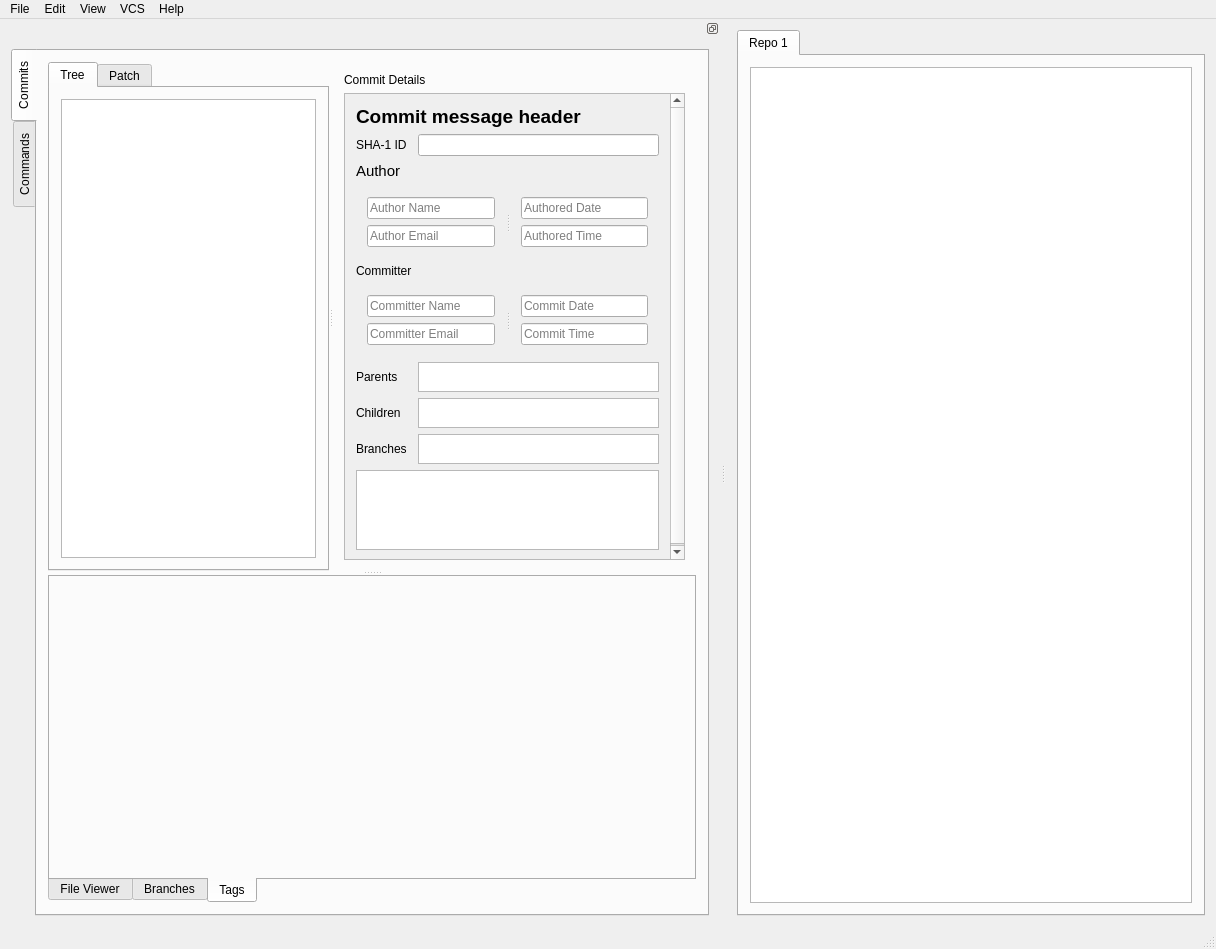
Before: the Qt Designer form ui/mainwindow.ui in AnthonyChiavelli/VisualGit, drawn with Qt 5.
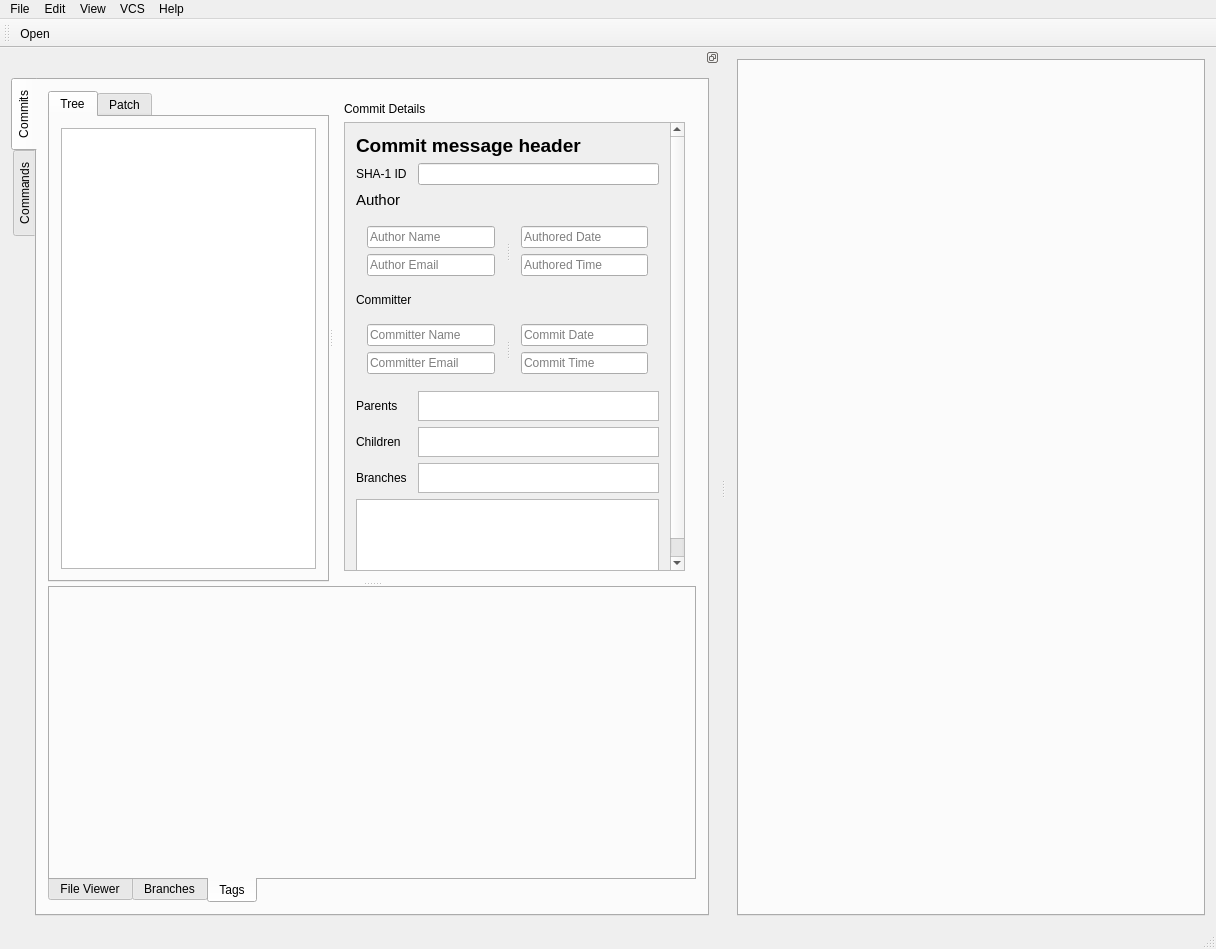
After: the same form once the commit is applied. Icons and pictures are not drawn.

Commit message:
Open and close repos via Main UI
- Add slots for opening and closing a local git repository
  - Connect action signal for opening a repo to it's corresponding slot
  - Connect signal for closing a canvas tab
- Switch from loading .ui file for main window dynamically to using a
  python module generated with the pyuic utility (to access ui elements
  from main.py that were laid out in Qt Designer)
- Add a makefile for generating Python modules from .ui files
- Refactor ui folder structure (still needs some more love)
- Remove test data from main.py

What changed in the file:
```diff
--- a/ui/mainwindow.ui
+++ b/ui/mainwindow.ui
@@ -26,29 +26,12 @@
       <property name="currentIndex">
        <number>0</number>
       </property>
-      <widget class="QWidget" name="tab_repo_1">
-       <attribute name="title">
-        <string>Repo 1</string>
-       </attribute>
-       <layout class="QGridLayout" name="gridLayout_5">
-        <item row="0" column="0">
-         <widget class="QGraphicsView" name="graphicsView">
-          <property name="sizePolicy">
-           <sizepolicy hsizetype="MinimumExpanding" vsizetype="MinimumExpanding">
-            <horstretch>0</horstretch>
-            <verstretch>0</verstretch>
-           </sizepolicy>
-          </property>
-          <property name="minimumSize">
-           <size>
-            <width>200</width>
-            <height>200</height>
-           </size>
-          </property>
-         </widget>
-        </item>
-       </layout>
-      </widget>
+      <property name="tabsClosable">
+       <bool>true</bool>
+      </property>
+      <property name="movable">
+       <bool>true</bool>
+      </property>
      </widget>
     </item>
    </layout>
@@ -173,7 +156,7 @@
               </layout>
              </widget>
             </widget>
-            <widget class="QWidget" name="">
+            <widget class="QWidget" name="layoutWidget">
              <layout class="QVBoxLayout" name="layout_commit_details">
               <item>
                <widget class="QLabel" name="lbl_commit_details_header">
@@ -203,8 +186,8 @@
                   <rect>
                    <x>0</x>
                    <y>0</y>
-                   <width>349</width>
-                   <height>532</height>
+                   <width>350</width>
+                   <height>505</height>
                   </rect>
                  </property>
                  <layout class="QGridLayout" name="gridLayout_8">
@@ -264,7 +247,7 @@
                       <property name="orientation">
                        <enum>Qt::Horizontal</enum>
                       </property>
-                      <widget class="QWidget" name="">
+                      <widget class="QWidget" name="layoutWidget">
                        <layout class="QVBoxLayout" name="verticalLayout_2">
                         <item>
                          <widget class="QLineEdit" name="txt_author_name">
@@ -288,7 +271,7 @@
                         </item>
                        </layout>
                       </widget>
-                      <widget class="QWidget" name="">
+                      <widget class="QWidget" name="layoutWidget">
                        <layout class="QVBoxLayout" name="verticalLayout">
                         <property name="sizeConstraint">
                          <enum>QLayout::SetMaximumSize</enum>
@@ -1099,13 +1082,25 @@
     </layout>
    </widget>
   </widget>
+  <widget class="QToolBar" name="toolBar">
+   <property name="windowTitle">
+    <string>toolBar</string>
+   </property>
+   <attribute name="toolBarArea">
+    <enum>TopToolBarArea</enum>
+   </attribute>
+   <attribute name="toolBarBreak">
+    <bool>true</bool>
+   </attribute>
+   <addaction name="action_open"/>
+  </widget>
   <action name="action_open">
    <property name="icon">
     <iconset resource="resources/images.qrc">
      <normaloff>:/icons/open_repo.png</normaloff>:/icons/open_repo.png</iconset>
    </property>
    <property name="text">
-    <string>Open Repository</string>
+    <string>Open</string>
    </property>
    <property name="toolTip">
     <string>Open a local repository</string>
```
Left out of the diff: 11 changed lines with no effect on the pictures. The commit also changes 26 other files.
